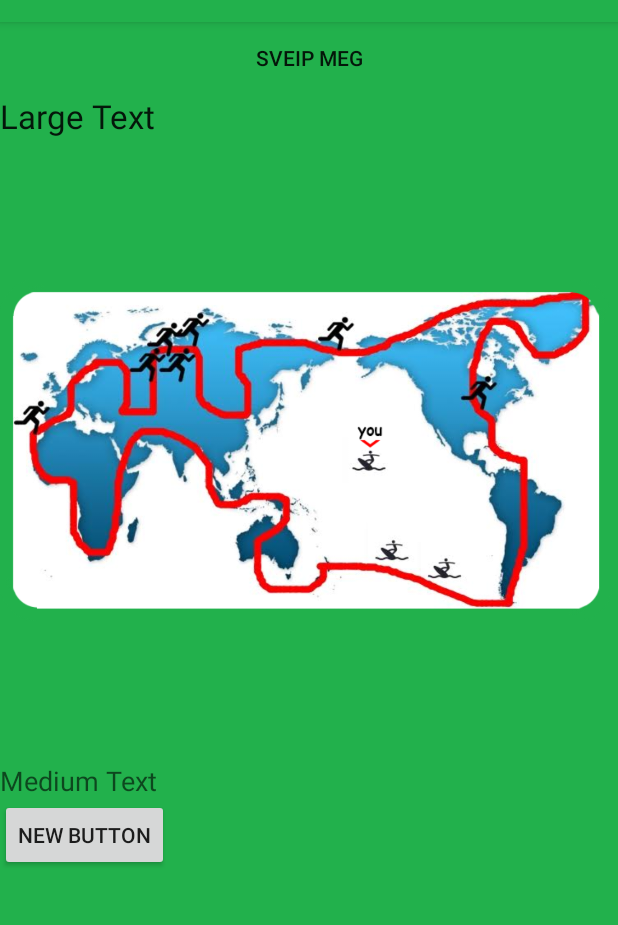
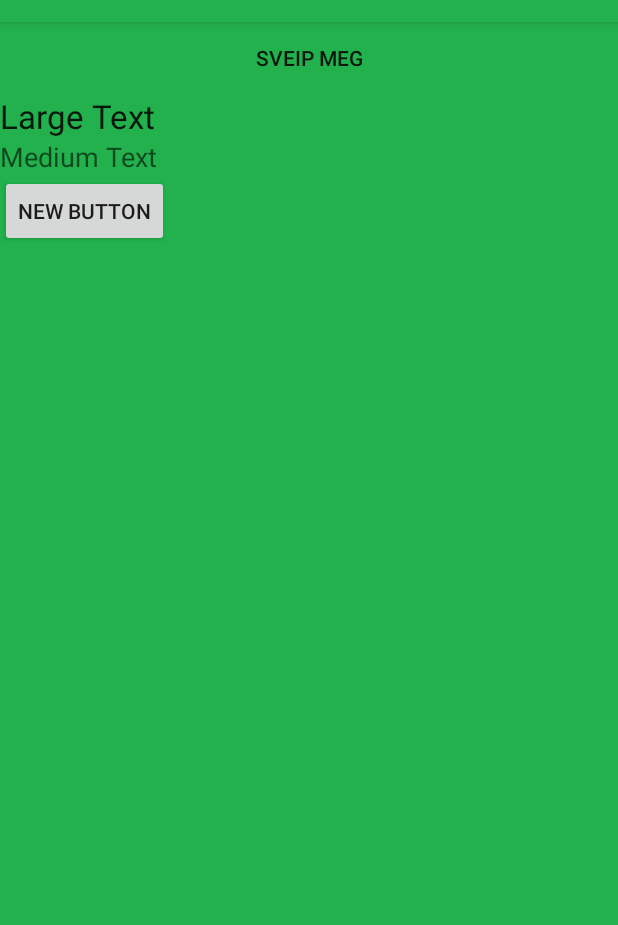
Before and after one commit to Fredrik00/powerpuff, an Android app: the MainActivity screen opened directly, with no data from a screen before it, after a tap on "SVEIP MEG", on a phone screen of 412 x 824 dp, the part 62-987 px from its top. Run offline under Robolectric (Android 15) with nearby library versions, the phone set to English and light mode, and no system bars.

Commit message:
function for button

```diff
--- a/Trening/app/src/main/res/layout/activity_login.xml
+++ b/Trening/app/src/main/res/layout/activity_login.xml
@@ -74,7 +74,8 @@
                 android:layout_alignParentRight="true"
                 android:layout_alignParentEnd="true"
                 android:layout_below="@+id/password"
-                android:layout_marginTop="50dp" />
+                android:layout_marginTop="50dp"
+                android:onClick="toMain"/>
 
         </RelativeLayout>
     </ScrollView>
--- a/Trening/app/src/main/res/layout/activity_main.xml
+++ b/Trening/app/src/main/res/layout/activity_main.xml
@@ -144,11 +144,11 @@
                     android:text="Large Text"
                     android:id="@+id/textView" />
 
-                <ImageView
+                <!-- <ImageView
                     android:src="@drawable/mapses"
                     android:layout_width="wrap_content"
                     android:layout_height="wrap_content"
-                    android:id="@+id/imageView" />
+                    android:id="@+id/imageView" /> -->
 
                 <TextView
                     android:layout_width="wrap_content"
@@ -163,6 +163,11 @@
                     android:text="New Button"
                     android:id="@+id/button5" />
 
+                <ListView
+                    android:layout_width="wrap_content"
+                    android:layout_height="wrap_content"
+                    android:id="@+id/listView" />
+
             </LinearLayout>
 
             <Button
```
Also changed, not shown: Trening/app/src/main/java/com/example/primer/trening/LoginActivity.java (+23 -0 lines).
